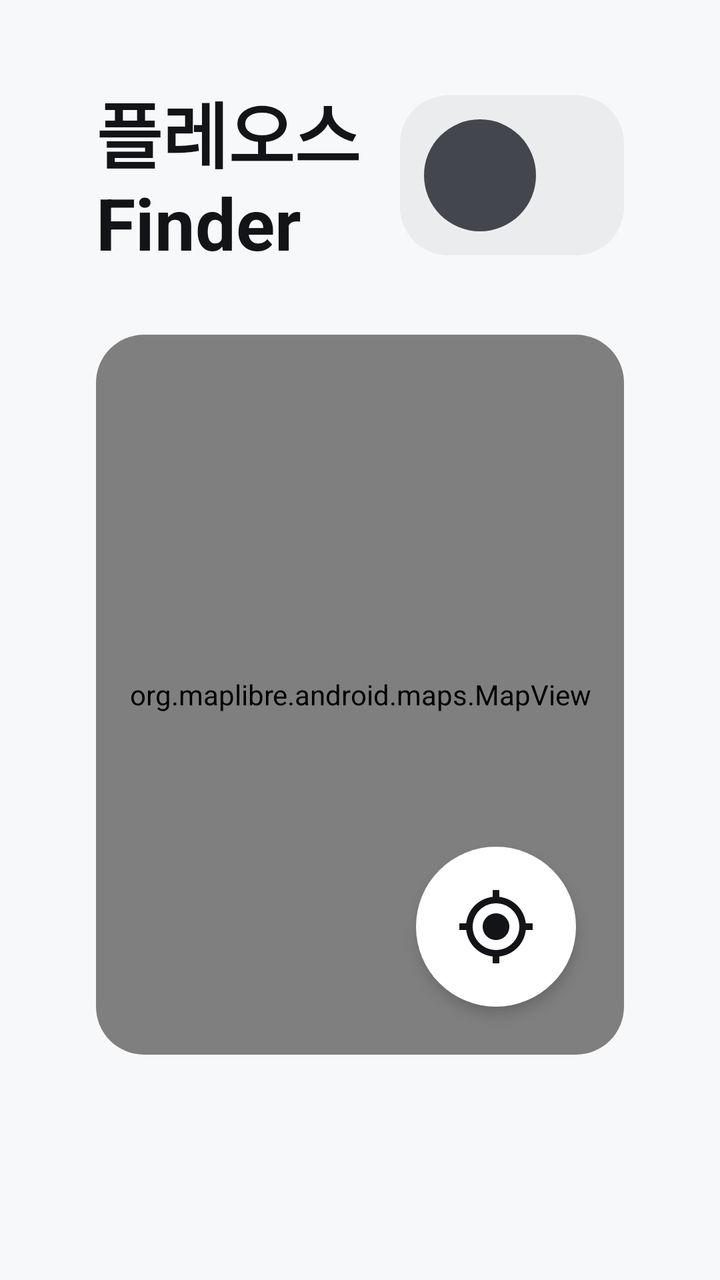
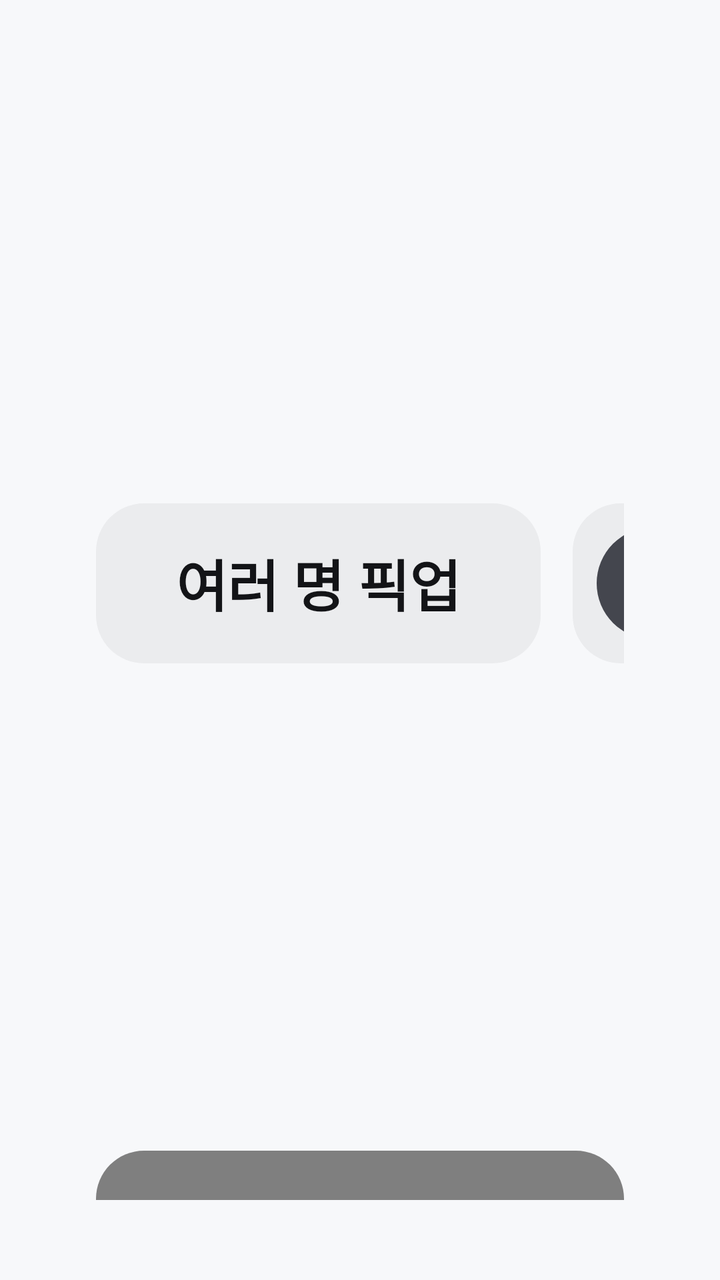

Before-and-after screenshots of an Android layout around one commit, followed by the original layout XML and the change that was made.
<!-- AndroidManifest.xml: application theme Theme.PleosFinder -->
<!-- res/layout/activity_main.xml -->
<?xml version="1.0" encoding="utf-8"?>
<FrameLayout xmlns:android="http://schemas.android.com/apk/res/android"
    xmlns:app="http://schemas.android.com/apk/res-auto"
    android:layout_width="match_parent"
    android:layout_height="match_parent"
    android:background="@color/pleos_background_primary">

    <LinearLayout
        android:layout_width="match_parent"
        android:layout_height="match_parent"
        android:orientation="vertical"
        android:paddingStart="48dp"
        android:paddingTop="40dp"
        android:paddingEnd="48dp"
        android:paddingBottom="40dp">

        <LinearLayout
            android:layout_width="match_parent"
            android:layout_height="wrap_content"
            android:gravity="center_vertical"
            android:orientation="horizontal">

            <TextView
                android:layout_width="0dp"
                android:layout_height="wrap_content"
                android:layout_weight="1"
                android:text="@string/app_title"
                android:textAppearance="@style/TextAppearance.Pleos.Title" />

            
            <LinearLayout
                android:id="@+id/profileChip"
                android:layout_width="wrap_content"
                android:layout_height="80dp"
                android:background="@drawable/pleos_bg_button_basic"
                android:gravity="center_vertical"
                android:orientation="horizontal"
                android:paddingStart="12dp"
                android:paddingEnd="28dp"
                android:stateListAnimator="@animator/pleos_press_scale">

                <TextView
                    android:id="@+id/profileAvatar"
                    android:layout_width="56dp"
                    android:layout_height="56dp"
                    android:background="@drawable/pleos_bg_avatar"
                    android:backgroundTint="@color/pleos_button_filled_enabled"
                    android:gravity="center"
                    android:textAppearance="@style/TextAppearance.Pleos.Label"
                    android:textColor="@color/pleos_text_on_filled"
                    android:textStyle="bold" />

                <TextView
                    android:id="@+id/profileName"
                    android:layout_width="wrap_content"
                    android:layout_height="wrap_content"
                    android:layout_marginStart="16dp"
                    android:textAppearance="@style/TextAppearance.Pleos.Label"
                    android:textColor="@color/pleos_text_primary" />
            </LinearLayout>
        </LinearLayout>

        
        <LinearLayout
            android:id="@+id/pickupStrip"
            android:layout_width="match_parent"
            android:layout_height="wrap_content"
            android:layout_marginTop="24dp"
            android:background="@drawable/pleos_bg_card"
            android:gravity="center_vertical"
            android:orientation="horizontal"
            android:paddingStart="40dp"
            android:paddingTop="24dp"
            android:paddingEnd="24dp"
            android:paddingBottom="24dp"
            android:visibility="gone">

            <com.google.android.material.progressindicator.CircularProgressIndicator
                android:id="@+id/pickupProgress"
                android:layout_width="wrap_content"
                android:layout_height="wrap_content"
                android:layout_marginEnd="24dp"
                android:indeterminate="true"
                android:visibility="gone"
                app:indicatorColor="@color/pleos_text_tertiary"
                app:indicatorSize="48dp"
                app:trackThickness="6dp" />

            <LinearLayout
                android:layout_width="0dp"
                android:layout_height="wrap_content"
                android:layout_weight="1"
                android:orientation="vertical">

                <TextView
                    android:id="@+id/pickupHeadline"
                    android:layout_width="wrap_content"
                    android:layout_height="wrap_content"
                    android:textAppearance="@style/TextAppearance.Pleos.Title" />

                <TextView
                    android:id="@+id/pickupDetail"
                    android:layout_width="wrap_content"
                    android:layout_height="wrap_content"
                    android:layout_marginTop="4dp"
                    android:textAppearance="@style/TextAppearance.Pleos.BodySmall" />
            </LinearLayout>

            <LinearLayout
                android:id="@+id/pickupMetrics"
                android:layout_width="wrap_content"
                android:layout_height="wrap_content"
                android:orientation="horizontal"
                android:visibility="gone">

                <LinearLayout
                    android:layout_width="wrap_content"
                    android:layout_height="wrap_content"
                    android:minWidth="180dp"
                    android:orientation="vertical">

                    <TextView
                        android:id="@+id/remainDistance"
                        android:layout_width="wrap_content"
                        android:layout_height="wrap_content"
                        android:textAppearance="@style/TextAppearance.Pleos.Title" />

                    <TextView
                        android:layout_width="wrap_content"
                        android:layout_height="wrap_content"
                        android:text="@string/label_remain_distance"
                        android:textAppearance="@style/TextAppearance.Pleos.Label" />
                </LinearLayout>

                <LinearLayout
                    android:layout_width="wrap_content"
                    android:layout_height="wrap_content"
                    android:minWidth="180dp"
                    android:orientation="vertical">

                    <TextView
                        android:id="@+id/remainTime"
                        android:layout_width="wrap_content"
                        android:layout_height="wrap_content"
                        android:textAppearance="@style/TextAppearance.Pleos.Title" />

                    <TextView
                        android:layout_width="wrap_content"
                        android:layout_height="wrap_content"
                        android:text="@string/label_remain_time"
                        android:textAppearance="@style/TextAppearance.Pleos.Label" />
                </LinearLayout>
            </LinearLayout>

            <Button
                android:id="@+id/pickupActionButton"
                style="@style/Widget.Pleos.Button.Basic"
                android:layout_width="wrap_content"
                android:layout_height="wrap_content"
                android:layout_marginStart="24dp" />
        </LinearLayout>

        
        <LinearLayout
            android:id="@+id/contentRow"
            android:layout_width="match_parent"
            android:layout_height="0dp"
            android:layout_weight="1"
            android:orientation="horizontal">

            <ScrollView
                android:id="@+id/listScroll"
                android:layout_width="0dp"
                android:layout_height="match_parent"
                android:layout_weight="1"
                android:scrollbars="none">

                <LinearLayout
                    android:layout_width="match_parent"
                    android:layout_height="wrap_content"
                    android:orientation="vertical">

                    
                    <include
                        layout="@layout/finder_map_card"
                        android:layout_width="match_parent"
                        android:layout_height="360dp"
                        android:layout_marginTop="32dp" />

                    <LinearLayout
                        android:id="@+id/listContainer"
                        android:layout_width="match_parent"
                        android:layout_height="wrap_content"
                        android:orientation="vertical" />
                </LinearLayout>
            </ScrollView>

                
                <LinearLayout
                    android:id="@+id/groupPanel"
                    style="@style/Widget.Pleos.Card"
                    android:layout_width="0dp"
                    android:layout_height="match_parent"
                    android:layout_marginStart="32dp"
                    android:layout_marginTop="32dp"
                    android:layout_weight="1"
                    android:visibility="gone">

                    <LinearLayout
                        android:layout_width="match_parent"
                        android:layout_height="wrap_content"
                        android:gravity="center_vertical"
                        android:orientation="horizontal">

                        <TextView
                            android:id="@+id/groupName"
                            android:layout_width="0dp"
                            android:layout_height="wrap_content"
                            android:layout_weight="1"
                            android:textAppearance="@style/TextAppearance.Pleos.Headline" />

                        <Button
                            android:id="@+id/groupRenameButton"
                            style="@style/Widget.Pleos.Button.Basic"
                            android:layout_width="wrap_content"
                            android:layout_height="wrap_content"
                            android:layout_marginEnd="16dp"
                            android:text="@string/action_rename"
                            android:visibility="gone" />

                        <Button
                            android:id="@+id/groupCloseButton"
                            style="@style/Widget.Pleos.Button.Basic"
                            android:layout_width="wrap_content"
                            android:layout_height="wrap_content"
                            android:text="@string/action_close" />
                    </LinearLayout>

                    <ScrollView
                        android:layout_width="match_parent"
                        android:layout_height="0dp"
                        android:layout_marginTop="16dp"
                        android:layout_weight="1"
                        android:scrollbars="none">

                        <LinearLayout
                            android:id="@+id/groupMembers"
                            android:layout_width="match_parent"
                            android:layout_height="wrap_content"
                            android:orientation="vertical" />
                    </ScrollView>

                    
                    <LinearLayout
                        android:id="@+id/groupDestinationBox"
                        android:layout_width="match_parent"
                        android:layout_height="wrap_content"
                        android:layout_marginTop="16dp"
                        android:background="@drawable/pleos_bg_button_basic"
                        android:orientation="horizontal"
                        android:gravity="center_vertical"
                        android:padding="24dp"
                        android:visibility="gone">

                        <LinearLayout
                            android:layout_width="0dp"
                            android:layout_height="wrap_content"
                            android:layout_weight="1"
                            android:orientation="vertical">

                            <TextView
                                android:id="@+id/groupDestinationTitle"
                                android:layout_width="wrap_content"
                                android:layout_height="wrap_content"
                                android:textAppearance="@style/TextAppearance.Pleos.Label" />

                            <TextView
                                android:id="@+id/groupDestinationName"
                                android:layout_width="wrap_content"
                                android:layout_height="wrap_content"
                                android:layout_marginTop="4dp"
                                android:maxLines="1"
                                android:ellipsize="end"
                                android:textAppearance="@style/TextAppearance.Pleos.TitleSmall" />

                            <TextView
                                android:id="@+id/groupDestinationDetail"
                                android:layout_width="wrap_content"
                                android:layout_height="wrap_content"
                                android:layout_marginTop="4dp"
                                android:maxLines="2"
                                android:ellipsize="end"
                                android:textAppearance="@style/TextAppearance.Pleos.BodySmall" />
                        </LinearLayout>

                        <Button
                            android:id="@+id/groupDestinationGoButton"
                            style="@style/Widget.Pleos.Button.Filled"
                            android:layout_width="wrap_content"
                            android:layout_height="wrap_content"
                            android:layout_marginStart="24dp"
                            android:text="@string/action_start_navigation" />

                        <Button
                            android:id="@+id/groupDestinationClearButton"
                            style="@style/Widget.Pleos.Button.Basic"
                            android:layout_width="wrap_content"
                            android:layout_height="wrap_content"
                            android:layout_marginStart="24dp"
                            android:text="@string/action_end_destination_share" />
                    </LinearLayout>

                    
                    <LinearLayout
                        android:id="@+id/groupInviteBox"
                        android:layout_width="match_parent"
                        android:layout_height="wrap_content"
                        android:layout_marginTop="16dp"
                        android:orientation="horizontal"
                        android:visibility="gone">

                        <Button
                            android:id="@+id/groupAcceptButton"
                            style="@style/Widget.Pleos.Button.Filled"
                            android:layout_width="0dp"
                            android:layout_height="wrap_content"
                            android:layout_weight="1"
                            android:text="@string/action_join_group" />

                        <Button
                            android:id="@+id/groupDeclineButton"
                            style="@style/Widget.Pleos.Button.Basic"
                            android:layout_width="0dp"
                            android:layout_height="wrap_content"
                            android:layout_marginStart="24dp"
                            android:layout_weight="1"
                            android:text="@string/action_decline" />
                    </LinearLayout>

                    
                    <LinearLayout
                        android:id="@+id/groupShareBox"
                        android:layout_width="match_parent"
                        android:layout_height="wrap_content"
                        android:layout_marginTop="16dp"
                        android:orientation="vertical">

                        <TextView
                            android:id="@+id/groupShareTitle"
                            android:layout_width="wrap_content"
                            android:layout_height="wrap_content"
                            android:textAppearance="@style/TextAppearance.Pleos.Label" />

                        <LinearLayout
                            android:layout_width="match_parent"
                            android:layout_height="wrap_content"
                            android:layout_marginTop="12dp"
                            android:gravity="center_vertical"
                            android:orientation="horizontal">

                            <RadioGroup
                                android:id="@+id/groupShareGroup"
                                android:layout_width="0dp"
                                android:layout_height="@dimen/pleos_segment_height"
                                android:layout_weight="1"
                                android:background="@drawable/pleos_bg_segment_container"
                                android:orientation="horizontal"
                                android:padding="@dimen/pleos_segment_inset">

                                <RadioButton
                                    android:id="@+id/groupShareAlways"
                                    style="@style/Widget.Pleos.Segment"
                                    android:text="@string/permission_always" />

                                <RadioButton
                                    android:id="@+id/groupShareTemporary"
                                    style="@style/Widget.Pleos.Segment"
                                    android:text="@string/permission_temporary" />

                                <RadioButton
                                    android:id="@+id/groupShareOff"
                                    style="@style/Widget.Pleos.Segment"
                                    android:text="@string/permission_off" />
                            </RadioGroup>

                            <Button
                                android:id="@+id/groupExtendButton"
                                style="@style/Widget.Pleos.Button.Basic"
                                android:layout_width="wrap_content"
                                android:layout_height="wrap_content"
                                android:layout_marginStart="24dp"
                                android:text="@string/action_extend_30" />
                        </LinearLayout>

                        <TextView
                            android:id="@+id/groupShareDetail"
                            android:layout_width="match_parent"
                            android:layout_height="wrap_content"
                            android:layout_marginTop="12dp"
                            android:textAppearance="@style/TextAppearance.Pleos.BodySmall" />

                        <LinearLayout
                            android:layout_width="match_parent"
                            android:layout_height="wrap_content"
                            android:layout_marginTop="24dp"
                            android:orientation="horizontal">

                            
                            <Button
                                android:id="@+id/groupDestinationShareButton"
                                style="@style/Widget.Pleos.Button.Filled"
                                android:layout_width="0dp"
                                android:layout_height="wrap_content"
                                android:layout_weight="1"
                                android:text="@string/action_share_destination" />

                            <Button
                                android:id="@+id/groupInviteButton"
                                style="@style/Widget.Pleos.Button.Basic"
                                android:layout_width="0dp"
                                android:layout_height="wrap_content"
                                android:layout_marginStart="24dp"
                                android:layout_weight="1"
                                android:text="@string/action_invite_from_contacts" />
                        </LinearLayout>
                    </LinearLayout>
                </LinearLayout>
        </LinearLayout>
    </LinearLayout>

    <TextView
        android:id="@+id/toast"
        style="@style/Widget.Pleos.Toast"
        android:layout_width="wrap_content"
        android:layout_height="wrap_content"
        android:layout_gravity="bottom|center_horizontal"
        android:layout_margin="@dimen/pleos_toast_margin"
        android:visibility="gone" />

</FrameLayout>
<!-- res/layout/finder_map_card.xml (included above) -->
<?xml version="1.0" encoding="utf-8"?>
<FrameLayout xmlns:android="http://schemas.android.com/apk/res/android"
    android:id="@+id/mapCard"
    android:layout_width="match_parent"
    android:layout_height="match_parent"
    android:background="@drawable/pleos_bg_card"
    android:clipToOutline="true">

    <org.maplibre.android.maps.MapView
        android:id="@+id/mapView"
        android:layout_width="match_parent"
        android:layout_height="match_parent" />

    <ImageButton
        android:id="@+id/myLocationButton"
        android:layout_width="@dimen/pleos_button_height_medium"
        android:layout_height="@dimen/pleos_button_height_medium"
        android:layout_gravity="bottom|end"
        android:layout_margin="@dimen/pleos_gap"
        android:background="@drawable/pleos_bg_map_button"
        android:contentDescription="내 위치 보기"
        android:elevation="4dp"
        android:padding="@dimen/pleos_icon_button_padding"
        android:scaleType="fitCenter"
        android:src="@drawable/pleos_ic_my_location"
        android:stateListAnimator="@animator/pleos_press_scale" />
</FrameLayout>
<!-- resources referenced by this layout -->
<resources>
  <color name="pleos_background_primary">@color/pleos_basic_50</color>
  <color name="pleos_button_filled_enabled">@color/pleos_basic_600</color>
  <color name="pleos_text_on_filled">#FFFFFFFF</color>
  <color name="pleos_text_primary">#FF131417</color>
  <color name="pleos_text_tertiary">#A3131417</color>
  <dimen name="pleos_button_height_medium">80dp</dimen>
  <dimen name="pleos_gap">24dp</dimen>
  <dimen name="pleos_icon_button_padding">20dp</dimen>
  <dimen name="pleos_segment_height">100dp</dimen>
  <dimen name="pleos_segment_inset">8dp</dimen>
  <dimen name="pleos_toast_margin">24dp</dimen>
  <string name="action_close">닫기</string>
  <string name="action_decline">거절</string>
  <string name="action_end_destination_share">공유 끝내기</string>
  <string name="action_extend_30">+30분</string>
  <string name="action_invite_from_contacts">연락처에서 초대</string>
  <string name="action_join_group">그룹 참여</string>
  <string name="action_rename">이름 변경</string>
  <string name="action_share_destination">목적지 공유</string>
  <string name="action_start_navigation">안내 시작</string>
  <string name="app_title">플레오스 Finder</string>
  <string name="label_remain_distance">남은 거리</string>
  <string name="label_remain_time">도착까지</string>
  <string name="permission_always">항상 허용</string>
  <string name="permission_off">끄기</string>
  <string name="permission_temporary">일시적 허용</string>
  <style name="TextAppearance.Pleos.Label" parent="">
          <item name="android:textSize">@dimen/pleos_text_label</item>
          <item name="android:textColor">@color/pleos_text_tertiary</item>
      </style>
  <color name="pleos_basic_50">#F7F8FA</color>
  <color name="pleos_basic_600">#44464E</color>
  <color name="pleos_surface_high">@color/pleos_basic_100</color>
  <color name="pleos_button_disabled">#0D131417</color>
  <dimen name="pleos_button_radius_medium">24dp</dimen>
  <color name="pleos_button_basic_pressed">#1A131417</color>
  <color name="pleos_button_basic_enabled">#0D131417</color>
  <color name="pleos_surface_basic">@color/pleos_basic_00</color>
  <dimen name="pleos_card_radius">24dp</dimen>
  <dimen name="pleos_segment_radius">50dp</dimen>
  <dimen name="pleos_text_body_small">26sp</dimen>
  <dimen name="pleos_text_headline">48sp</dimen>
  <dimen name="pleos_text_label">24sp</dimen>
  <dimen name="pleos_text_title">36sp</dimen>
  <dimen name="pleos_text_title_small">32sp</dimen>
  <dimen name="pleos_button_height_large">100dp</dimen>
  <dimen name="pleos_card_padding">40dp</dimen>
  <color name="pleos_toast_text">#FFFFFFFF</color>
  <dimen name="pleos_toast_padding_horizontal">40dp</dimen>
  <dimen name="pleos_toast_padding_vertical">24dp</dimen>
  <dimen name="pleos_toast_max_width">792dp</dimen>
  <color name="pleos_basic_700">#313236</color>
  <color name="pleos_informative_active">#02C265</color>
  <color name="pleos_basic_00">#FFFFFF</color>
  <color name="pleos_text_secondary">#D6131417</color>
  <color name="pleos_basic_100">#EDEEF2</color>
  <dimen name="pleos_button_radius_large">32dp</dimen>
  <color name="pleos_button_filled_pressed">@color/pleos_basic_700</color>
  <color name="pleos_segment_selected">@color/pleos_basic_00</color>
  <dimen name="pleos_segment_item_radius">42dp</dimen>
  <color name="pleos_toast_background">#D6131417</color>
  <dimen name="pleos_toast_radius">16dp</dimen>
  <style name="Pleos.DialogTitle" parent="">
          <item name="android:textAppearance">@style/TextAppearance.Pleos.TitleSmall</item>
      </style>
  <style name="Widget.Pleos.Button.Basic.Dialog">
          <item name="android:minWidth">@dimen/pleos_dialog_button_min_width</item>
      </style>
  <dimen name="pleos_text_body">28sp</dimen>
  <dimen name="pleos_dialog_button_min_width">200dp</dimen>
  <dimen name="pleos_dialog_button_gap">16dp</dimen>
  <!-- unchanged entries left out for length: 22 -->
</resources>

<!-- the commit's change to res/layout/activity_main.xml (unified diff, before → after) -->
@@ -26,6 +26,15 @@
                 android:layout_weight="1"
                 android:text="@string/app_title"
                 android:textAppearance="@style/TextAppearance.Pleos.Title" />
+
+            
+            <Button
+                android:id="@+id/multiPickupButton"
+                style="@style/Widget.Pleos.Button.Basic"
+                android:layout_width="wrap_content"
+                android:layout_height="80dp"
+                android:layout_marginEnd="16dp"
+                android:text="@string/action_multi_pickup" />
 
             
             <LinearLayout
@@ -152,6 +161,16 @@
                 </LinearLayout>
             </LinearLayout>
 
+            
+            <Button
+                android:id="@+id/pickupConfirmButton"
+                style="@style/Widget.Pleos.Button.Filled"
+                android:layout_width="wrap_content"
+                android:layout_height="wrap_content"
+                android:layout_marginStart="24dp"
+                android:text="@string/action_picked_up"
+                android:visibility="gone" />
+
             <Button
                 android:id="@+id/pickupActionButton"
                 style="@style/Widget.Pleos.Button.Basic"
<!-- resource entries referenced after the edit -->
@@ -17,6 +17,8 @@
   <string name="action_extend_30">+30분</string>
   <string name="action_invite_from_contacts">연락처에서 초대</string>
   <string name="action_join_group">그룹 참여</string>
+  <string name="action_multi_pickup">여러 명 픽업</string>
+  <string name="action_picked_up">탑승 완료</string>
   <string name="action_rename">이름 변경</string>
   <string name="action_share_destination">목적지 공유</string>
   <string name="action_start_navigation">안내 시작</string>
